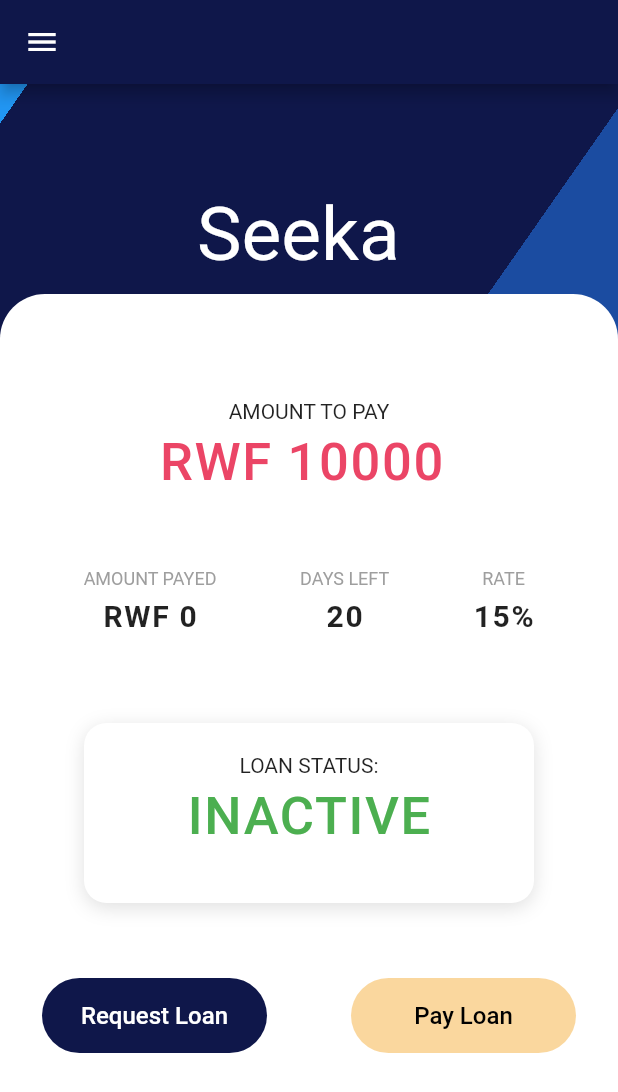
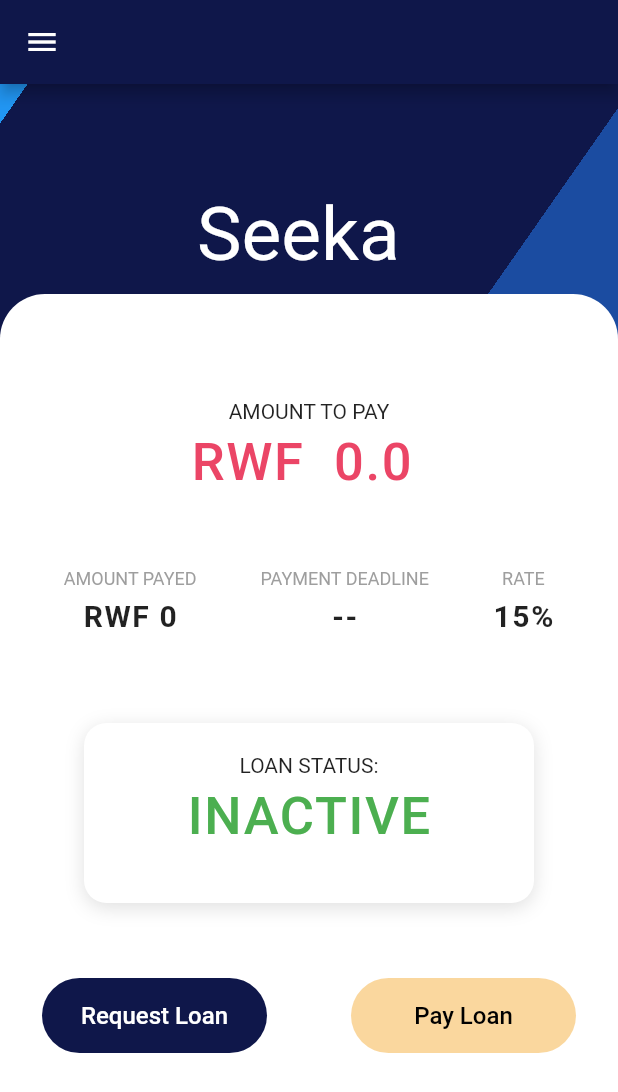
Before and after one commit to Wendy123-4/Cohort2_Seeka_Group4, a Flutter app: the HomeScreen screen opened directly, on a phone screen of 412 x 824 dp. Shown: the top 1092 px of the screen. Run offline on Flutter 3.47's test engine with Material 2 defaults, Android fonts, the phone set to English and light mode, and no system bars; our stand-ins replace cloud_firestore, file_picker, firebase_auth, firebase_dynamic_links, firebase_storage, flutter_signin_button and 5 more; missing offline and left inert: app_info; accounts and stored records are empty.

```diff
--- a/lib/pages/HomePage/HomePage.dart
+++ b/lib/pages/HomePage/HomePage.dart
@@ -10,12 +10,12 @@ import 'package:summative/pages/HomePage/RequestLoanOption/RequestLoanForm.dart'
 import 'package:firebase_dynamic_links/firebase_dynamic_links.dart';
 import 'package:summative/pages/Authentication/SignIn.dart';
 import 'package:summative/pages/HomePage/PayLoanOption/PayLoan.dart';
-
+import 'package:intl/intl.dart';
 // void main => runApp(HomePage());
 final FirebaseAuth _auth = FirebaseAuth.instance;
 String userEmail = "";
 
-
+final useRef = Firestore.instance.collection("users");
 
 class HomeScreen extends StatefulWidget {
   @override
@@ -24,35 +24,47 @@ class HomeScreen extends StatefulWidget {
 
 class _HomeScreenState extends State<HomeScreen> {
   @override
-  // getUsersData() async{
-  //   var firebaseUser = await FirebaseAuth.instance.currentUser();
-  //   return Firestore.instance
-  //       .collection('users')
-  //       // .where('email', isEqualTo: userEmail)
-  //       // .orderBy('timestamp',descending: true)
-  //       .document(firebaseUser.uid)
-  //       .get()
-  //     .then((data) async {
-  //     Amountpayable = data['loanAmount'];
-  //     //return Amountpayable;
-  //   });
-  // }
-  //var Amountpayable;
 
-  // Future<void> getamount() async {
-  //   //query the user amount
-  //   var firebaseUser = await FirebaseAuth.instance.currentUser();
-  //   await Firestore.instance.collection("users").document(firebaseUser.uid).get().then((data) async {
-  //     Amountpayable = data['loanAmount'];
-  //     //return Amountpayable;
-  //   });
-  // }
+
   void initState() {
-    // TODO: implement initState
+    getuserbyid();
     super.initState();
-    //function that grabs user data based on email
-    //getUsersData()  ;
+
   }
+
+
+
+  double AmountPayable = 0;
+  double loan = 0;
+  double Salary = 0;
+  DateTime  date;
+  String time;
+  DateTime deadline = DateTime(0);
+  DateFormat inputFormat = DateFormat("dd/MM/yyyy");
+  //s = DateFormat.jm().format(date)
+
+
+
+  String documentID = useRef.document().documentID;
+  Future <void> getuserbyid() async{
+    var firebaseUser = await FirebaseAuth.instance.currentUser();
+    documentID = firebaseUser.uid;
+    final DocumentSnapshot doc = await useRef.document(documentID).get();
+     setState(() {
+       AmountPayable = double.parse(doc.data['AmountPayable'].toString());
+       loan = double.parse(doc.data['loanAmount'].toString());
+       Salary = double.parse(doc.data['earning'].toString());
+       time = doc.data['date'].toString();
+       date = inputFormat.parse(time.split(" ")[1].toString());
+       deadline = date.add( Duration(days: 20));
+
+     });
+     //print(deadline);
+  }
+
+
+
+
 
   @override
   Widget build(BuildContext context) {
@@ -110,9 +122,8 @@ class _HomeScreenState extends State<HomeScreen> {
                   ),
                 ),
                 SizedBox(height: 6.0),
-
                 Text(
-                  "RWF 10000 ", //${getamount() == null ? '0' : Amountpayable }",
+                  "RWF  ${getuserbyid() == null ? '0.0' : (0.2*Salary) < loan ? '0.0' :AmountPayable } ",// ${AmountPayable}", //${getamount() == null ? '0' : Amountpayable }",
                   style: TextStyle(
                     color: kPrimaryColor3,
                     fontSize: 35,
@@ -141,10 +152,10 @@ class _HomeScreenState extends State<HomeScreen> {
                     ),
                     Column(
                       children: <Widget>[
-                        Text('DAYS LEFT', style: kSubTitlesStyle),
+                        Text('PAYMENT DEADLINE', style: kSubTitlesStyle),
                         SizedBox(height: 6.0),
                         Text(
-                          '20',
+                          "${(0.2*Salary) > loan ? '${deadline.day}/${deadline.month}/${deadline.year}' : '--' }",
                           style: kNumberTextStyle,
                         )
                       ],
@@ -192,7 +203,7 @@ class _HomeScreenState extends State<HomeScreen> {
                       ),
                       SizedBox(height: 6.0),
                       Text(
-                        "INACTIVE",
+                        "${(0.2*Salary) > loan ? 'ACTIVE' : 'INACTIVE' }",
                         style: TextStyle(
                           color: Colors.green,
                           fontSize: 35,
@@ -314,6 +325,8 @@ Widget header = Container(
     ],
   ),
 );
+
+
 
 Widget drawerSection = NewWidget();
 
--- a/pubspec.yaml
+++ b/pubspec.yaml
@@ -27,6 +27,7 @@ dependencies:
   provider: ^3.0.0
   location: ^2.3.5
   app_info: ^0.0.1
+  intl: ^0.17.0
 
 
   # The following adds the Cupertino Icons font to your application.
```
Also changed, not shown: lib/pages/HomePage/DrawerOptions/History.dart (+33 -2 lines), lib/pages/HomePage/RequestLoanOption/RequestLoan.dart (+2 -5 lines), pubspec.lock.
